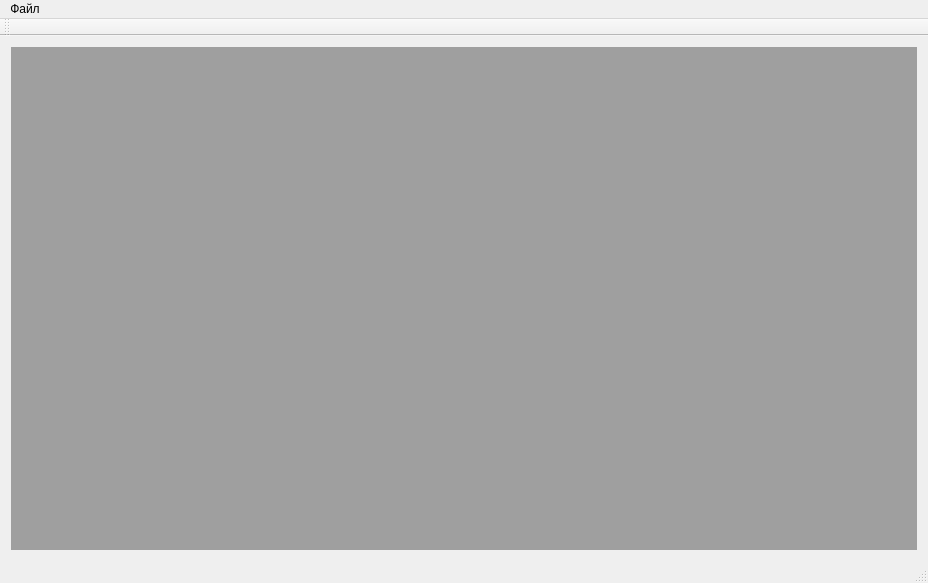
First picture: the form in Task4(GraphOstov)/Graph/mainwindow.ui, repository altaos/CPlus, before the edit.
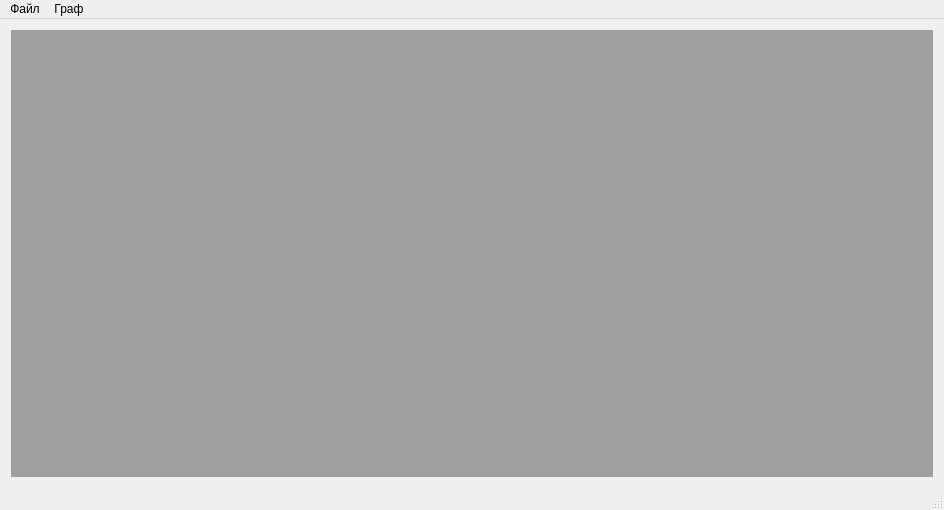
Second picture: the form after the edit.

Commit message: События формы

```diff
--- a/Task4(GraphOstov)/Graph/mainwindow.ui
+++ b/Task4(GraphOstov)/Graph/mainwindow.ui
@@ -6,8 +6,8 @@
    <rect>
     <x>0</x>
     <y>0</y>
-    <width>928</width>
-    <height>583</height>
+    <width>944</width>
+    <height>510</height>
    </rect>
   </property>
   <property name="windowTitle">
@@ -25,7 +25,7 @@
     <rect>
      <x>0</x>
      <y>0</y>
-     <width>928</width>
+     <width>944</width>
      <height>21</height>
     </rect>
    </property>
@@ -36,15 +36,17 @@
     <addaction name="openFile"/>
     <addaction name="saveFile"/>
    </widget>
+   <widget class="QMenu" name="menuGraph">
+    <property name="title">
+     <string>Граф</string>
+    </property>
+    <addaction name="addNode"/>
+    <addaction name="addEdge"/>
+    <addaction name="separator"/>
+    <addaction name="findOstovTree"/>
+   </widget>
    <addaction name="menu"/>
-  </widget>
-  <widget class="QToolBar" name="mainToolBar">
-   <attribute name="toolBarArea">
-    <enum>TopToolBarArea</enum>
-   </attribute>
-   <attribute name="toolBarBreak">
-    <bool>false</bool>
-   </attribute>
+   <addaction name="menuGraph"/>
   </widget>
   <widget class="QStatusBar" name="statusBar"/>
   <action name="openFile">
```
Left out of the diff: 21 changed lines with no effect on the pictures. The commit also changes 6 other files.
